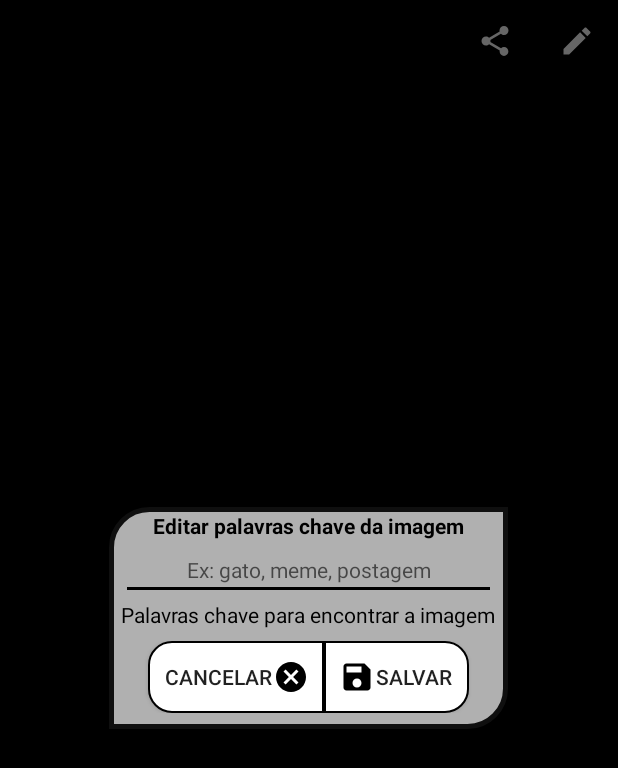
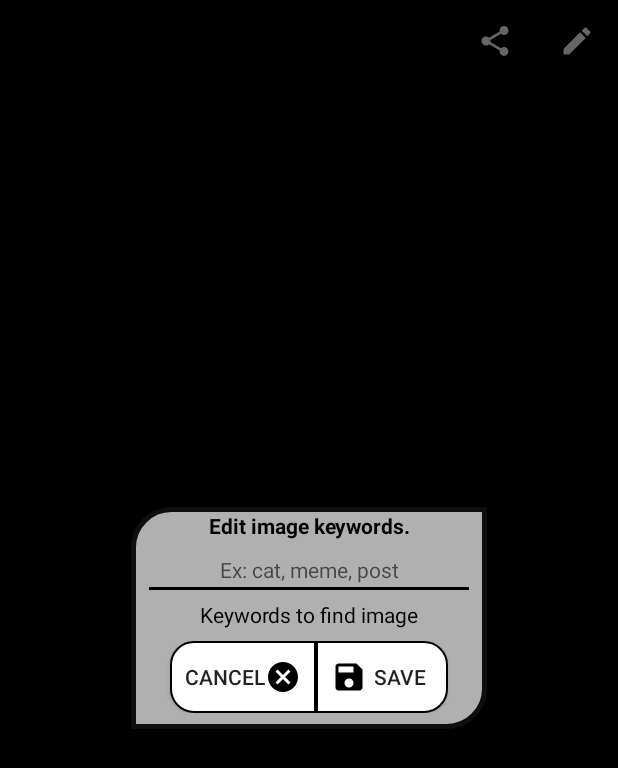
Before and after one commit to rafaelcavalieri/GalleryApp, an Android app: the GalleryPreview screen opened directly, with no data from a screen before it, after a tap on an icon or button, on a phone screen of 412 x 824 dp. Shown: the top 768 px of the screen. Run offline under Robolectric (Android 15) with nearby library versions, the phone set to English and light mode, and no system bars; 3 statements that could not run were skipped.

Commit message:
internacionalizacao doc figuras

```diff
--- a/app/src/main/res/values/strings.xml
+++ b/app/src/main/res/values/strings.xml
@@ -1,16 +1,16 @@
 <resources>
     <string name="app_name">Gallery Search</string>
-    <string name="edit_image_keywords">Editar palavras chave da imagem</string>
-    <string name="keywords_to_find_image">Palavras chave para encontrar a imagem</string>
-    <string name="replace_or_add_keywords">Deseja substituir ou adicionar palavaras chave?</string>
-    <string name="replace">Substituir</string>
-    <string name="add">Adicionar</string>
-    <string name="cancel">Cancelar</string>
-    <string name="save">Salvar</string>
-    <string name="keywords_hint">Ex: gato, meme, postagem</string>
-    <string name="search_image_edt">Digite separado por vírgulas</string>
-    <string name="share_image">Compartilhar Imagem</string>
-    <string name="data_saved">Dados salvos!</string>
-    <string name="accept_permissions">Você deve aceitar as permissões para o aplicativo funcionar corretamente!</string>
-    <string name="nothing_found">Nada encontrado</string>
+    <string name="edit_image_keywords">Edit image keywords.</string>
+    <string name="keywords_to_find_image">Keywords to find image</string>
+    <string name="replace_or_add_keywords">Do you wish to replace or to add keywords?</string>
+    <string name="replace">Replace</string>
+    <string name="add">Add</string>
+    <string name="cancel">Cancel</string>
+    <string name="save">Save</string>
+    <string name="keywords_hint">Ex: cat, meme, post</string>
+    <string name="search_image_edt">Type the word to search</string>
+    <string name="share_image">Share Image</string>
+    <string name="data_saved">Data saved!</string>
+    <string name="accept_permissions">You must accept all permissions for the app to work correctly!</string>
+    <string name="nothing_found">Nothing found</string>
 </resources>
```
Also changed, not shown: 13 other files.
